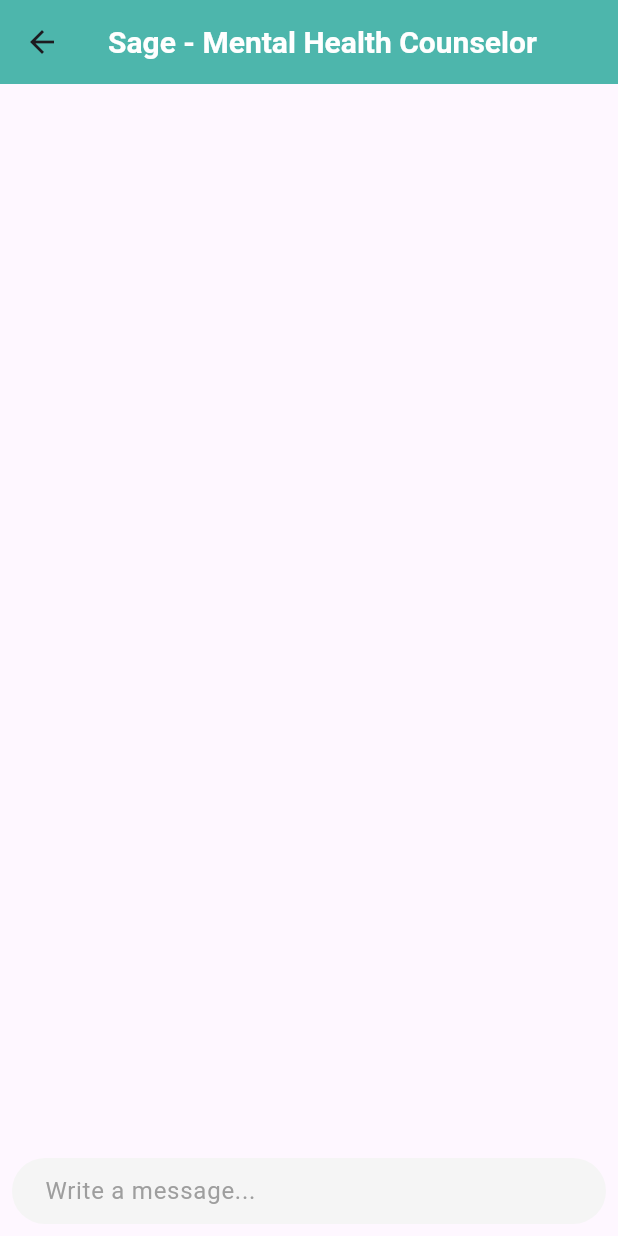
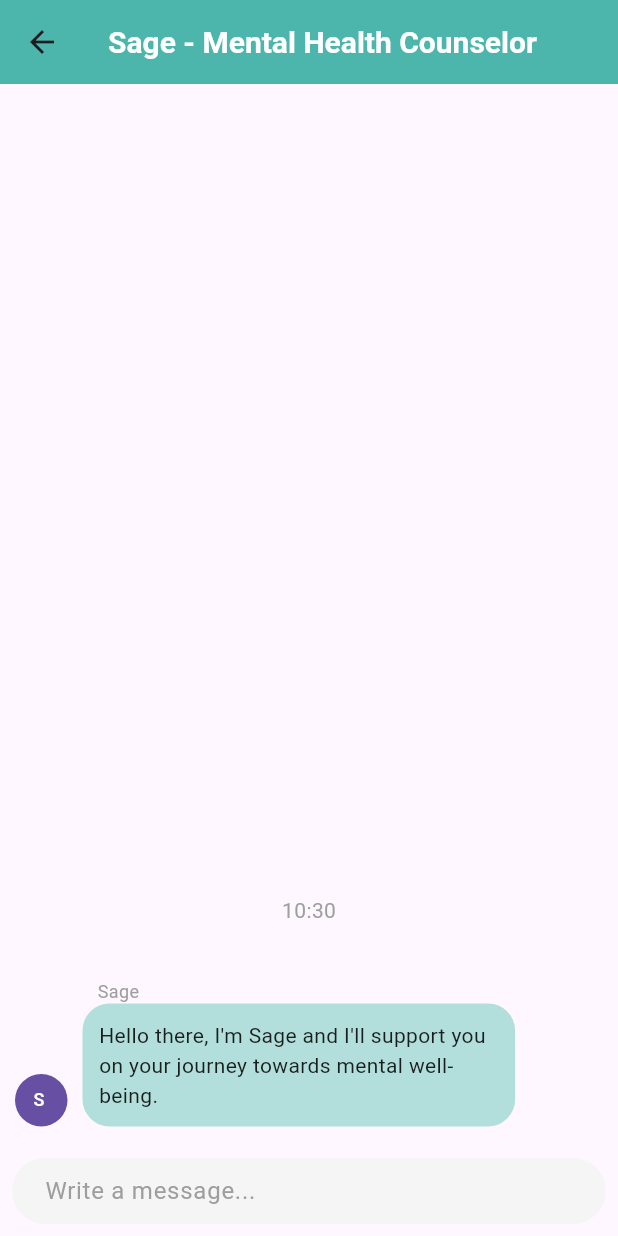
Before and after one commit to ZahaanMahajan/sage, a Flutter app: the screen it shows after launch, after a tap on "Already have an account? Login", after a tap on "Login", after a tap on "Chatbot", on a phone screen of 412 x 824 dp. Run offline on Flutter 3.47's test engine with Material 3 defaults, Android fonts, the phone set to English and light mode, and no system bars; drawn by our look-alikes of dash_chat_2; our stand-ins replace bloc, cloud_firestore, either_dart, equatable, firebase_auth, firebase_core and 5 more; missing offline and left inert: chat_gpt_sdk; accounts and stored records are empty; network calls fail.

Commit message:
FEAT: Chatbot history implemented

```diff
--- a/lib/core/constants/constants.dart
+++ b/lib/core/constants/constants.dart
@@ -11,6 +11,6 @@ If a user expresses thoughts of self-harm or suicide, strongly encourage them to
 immediate professional help and provide emergency contact information. Remember,
 you're not a replacement for professional mental health services, so encourage users
 to seek professional help when necessary. Prioritize the user's emotional well-being
-and safety in all interactions.
+and safety in all interactions. Don't provide responses other than mental health counselling.
 ''';
 }
--- a/lib/core/utils/config.dart
+++ b/lib/core/utils/config.dart
@@ -1,3 +1,5 @@
+import 'dart:developer';
+
 import 'package:flutter_secure_storage/flutter_secure_storage.dart';
 import 'package:cloud_firestore/cloud_firestore.dart';
 import 'package:sage_app/core/models/user.dart';
@@ -8,7 +10,7 @@ class Config {
     const storage = FlutterSecureStorage();
     await storage.write(key: 'API_KEY', value: key);
     String? apiKey = await storage.read(key: 'API_KEY');
-    print('API KEY: $apiKey');
+    log('API KEY: $apiKey');
   }
 
   static Future<void> fetchAndStoreUserData(String uid) async {
@@ -34,14 +36,13 @@ class Config {
             username: data['username'],
           );
 
-          print(
-              'User session initialized with username: ${UserSession.instance.username}');
+          log('User session initialized with username: ${UserSession.instance.username}');
         }
       } else {
-        print('Document does not exist.');
+        log('Document does not exist.');
       }
     } catch (e) {
-      print('Error fetching user data: $e');
+      log('Error fetching user data: $e');
     }
   }
 }
--- a/lib/features/chatbot/bloc/chatbot_bloc.dart
+++ b/lib/features/chatbot/bloc/chatbot_bloc.dart
@@ -3,7 +3,6 @@ import 'package:dash_chat_2/dash_chat_2.dart';
 import 'package:sage_app/repository/chatbot_repository.dart';
 
 part 'chatbot_event.dart';
-
 part 'chatbot_state.dart';
 
 class ChatBotBloc extends Bloc<ChatBotEvent, ChatBotState> {
@@ -14,7 +13,29 @@ class ChatBotBloc extends Bloc<ChatBotEvent, ChatBotState> {
 
   ChatBotBloc(this.chatRepository, this.user, this.sage)
       : super(ChatLoadedState([])) {
+    on<ChatStartedEvent>(_onChatStarted);
     on<SendMessageEvent>(_onSendMessage);
+  }
+
+  Future<void> _onChatStarted(
+      ChatStartedEvent event, Emitter<ChatBotState> emit) async {
+    // Load chat history from Firestore
+    final loadedMessages =
+        await chatRepository.loadChatHistory(user.id, user, sage);
+    messages.addAll(loadedMessages);
+
+    // Add the initial message from Sage if there are no messages
+    if (messages.isEmpty) {
+      final initialMessage = ChatMessage(
+        user: sage,
+        createdAt: DateTime.now(),
+        text:
+            "Hello there, I'm Sage and I'll support you on your journey towards mental well-being.",
+      );
+      messages.insert(0, initialMessage);
+    }
+
+    emit(ChatLoadedState(List.from(messages)));
   }
 
   Future<void> _onSendMessage(
@@ -23,12 +44,20 @@ class ChatBotBloc extends Bloc<ChatBotEvent, ChatBotState> {
     messages.insert(0, event.message);
     emit(ChatLoadedState(messages, typingUsers: [sage]));
 
+    // Save the message to Firestore
+    await chatRepository.saveChatMessage(user.id, event.message);
+
     try {
       final responses =
           await chatRepository.getChatResponse(messages, user, sage);
       bool hasSensitiveContent = _checkForSensitiveContent(messages);
-      // Add bot responses to the list
-      messages.insertAll(0, responses);
+
+      // Add bot responses to the list and save them to Firestore
+      for (var response in responses) {
+        messages.insert(0, response);
+        await chatRepository.saveChatMessage(user.id, response);
+      }
+
       emit(ChatLoadedState(messages, showWarning: hasSensitiveContent));
     } catch (e) {
       emit(ChatErrorState(e.toString()));
@@ -37,7 +66,13 @@ class ChatBotBloc extends Bloc<ChatBotEvent, ChatBotState> {
   }
 
   bool _checkForSensitiveContent(List<ChatMessage> messages) {
-    List<String> sensitiveKeywords = ['suicide', 'self harm', 'abuse', 'end life', 'kill'];
+    List<String> sensitiveKeywords = [
+      'suicide',
+      'self harm',
+      'abuse',
+      'end life',
+      'kill'
+    ];
     return messages.any(
       (message) => sensitiveKeywords.any(
         (keyword) => message.text.toLowerCase().contains(keyword),
--- a/lib/features/chatbot/bloc/chatbot_event.dart
+++ b/lib/features/chatbot/bloc/chatbot_event.dart
@@ -1,6 +1,8 @@
 part of 'chatbot_bloc.dart';
 
 abstract class ChatBotEvent {}
+
+class ChatStartedEvent extends ChatBotEvent {}
 
 class SendMessageEvent extends ChatBotEvent {
   final ChatMessage message;
--- a/lib/features/chatbot/screen/chatbot_screen.dart
+++ b/lib/features/chatbot/screen/chatbot_screen.dart
@@ -3,6 +3,7 @@ import 'package:dash_chat_2/dash_chat_2.dart';
 import 'package:flutter/material.dart';
 import 'package:flutter_bloc/flutter_bloc.dart';
 import 'package:sage_app/core/constants/constants.dart';
+import 'package:sage_app/core/models/user.dart';
 import 'package:sage_app/features/chatbot/bloc/chatbot_bloc.dart';
 import 'package:sage_app/repository/chatbot_repository.dart';
 
@@ -17,16 +18,21 @@ class ChatBotScreen extends StatelessWidget {
       create: (context) => ChatBotRepository(
         OpenAI.instance.build(
           token: AppConstants.apiKey,
-          baseOption: HttpSetup(receiveTimeout: const Duration(seconds: 5)),
+          baseOption: HttpSetup(
+            receiveTimeout: const Duration(seconds: 5),
+          ),
           enableLog: true,
         ),
       ),
       child: BlocProvider(
         create: (context) => ChatBotBloc(
           context.read<ChatBotRepository>(),
-          ChatUser(id: '1', firstName: 'Zahaan', lastName: 'Javaid'),
-          ChatUser(id: '2', firstName: 'Sage'),
-        ),
+          ChatUser(
+              id: '${UserSession.instance.uid}',
+              firstName: 'Zahaan',
+              lastName: 'Javaid'),
+          ChatUser(id: 'sage_id', firstName: 'Sage'),
+        )..add(ChatStartedEvent()),
         child: const ChatBotView(),
       ),
     );
--- a/lib/features/welcome/screens/splash.dart
+++ b/lib/features/welcome/screens/splash.dart
@@ -47,7 +47,7 @@ class _SplashScreenState extends State<SplashScreen> {
   Widget build(BuildContext context) {
     return const CupertinoPageScaffold(
       child: CupertinoActivityIndicator(
-        color: Colors.black,
+        color: Colors.grey,
       ),
     );
   }
--- a/lib/main.dart
+++ b/lib/main.dart
@@ -1,9 +1,8 @@
 import 'package:firebase_auth/firebase_auth.dart';
 import 'package:firebase_core/firebase_core.dart';
-import 'package:flutter/material.dart';
 import 'package:sage_app/core/utils/config.dart';
 import 'package:sage_app/firebase_options.dart';
-
+import 'package:flutter/material.dart';
 import 'core/app/app.dart';
 
 void main() async {
@@ -16,7 +15,7 @@ void main() async {
 }
 
 Future<void> fetchData() async {
-  final uid = FirebaseAuth.instance.currentUser!.uid;
+  final uid = FirebaseAuth.instance.currentUser?.uid ?? '';
   await Config.fetchApiKey();
   await Config.fetchAndStoreUserData(uid);
 }
--- a/lib/repository/chatbot_repository.dart
+++ b/lib/repository/chatbot_repository.dart
@@ -1,4 +1,5 @@
 import 'package:chat_gpt_sdk/chat_gpt_sdk.dart';
+import 'package:cloud_firestore/cloud_firestore.dart';
 import 'package:dash_chat_2/dash_chat_2.dart';
 import 'package:sage_app/core/constants/constants.dart';
 
@@ -7,16 +8,17 @@ class ChatBotRepository {
 
   ChatBotRepository(this._openAI);
 
-  Future<List<ChatMessage>> getChatResponse(List<ChatMessage> messages,
-      ChatUser user, ChatUser sage) async {
+  Future<List<ChatMessage>> getChatResponse(
+      List<ChatMessage> messages, ChatUser user, ChatUser sage) async {
     List<Map<String, dynamic>> messagesHistory = [
       {'role': 'system', 'content': AppConstants.counselorPersona},
-      ...messages.map((m) {
-        return {
-          'role': m.user.id == user.id ? 'user' : 'assistant',
-          'content': m.text,
-        };
-      })
+      ...messages
+          .map((m) {
+            return {
+              'role': m.user.id == user.id ? 'user' : 'assistant',
+              'content': m.text,
+            };
+          })
           .toList()
           .reversed,
     ];
@@ -41,4 +43,37 @@ class ChatBotRepository {
       );
     }).toList();
   }
+
+  final FirebaseFirestore _firestore = FirebaseFirestore.instance;
+
+  Future<void> saveChatMessage(String uid, ChatMessage message) async {
+    // Reference to the user's sub-collection 'chats'
+    final chatRef = _firestore.collection('users').doc(uid).collection('chats');
+
+    // Add the chat message to the 'chats' sub-collection
+    await chatRef.add({
+      'text': message.text,
+      'userId': message.user.id,
+      'userName': message.user.firstName ?? '',
+      'createdAt': message.createdAt.toIso8601String(),
+    });
+  }
+
+  Future<List<ChatMessage>> loadChatHistory(
+      String uid, ChatUser user, ChatUser sage) async {
+    // Load chat history from Firestore
+    final chatRef = _firestore.collection('users').doc(uid).collection('chats');
+    final chatDocs = await chatRef.orderBy('createdAt', descending: true).get();
+
+    return chatDocs.docs.map((doc) {
+      final data = doc.data();
+      final isUser = data['userId'] == user.id;
+
+      return ChatMessage(
+        user: isUser ? user : sage,
+        text: data['text'] ?? '',
+        createdAt: DateTime.parse(data['createdAt']),
+      );
+    }).toList();
+  }
 }
```
Also changed, not shown: lib/core/app/dependency_injection.dart (added, +32 -0 lines), 1 other file.
